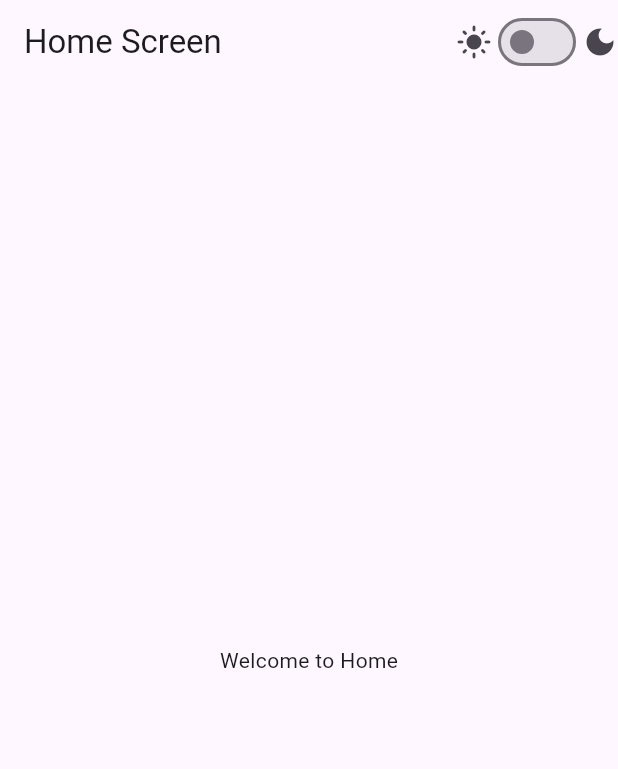
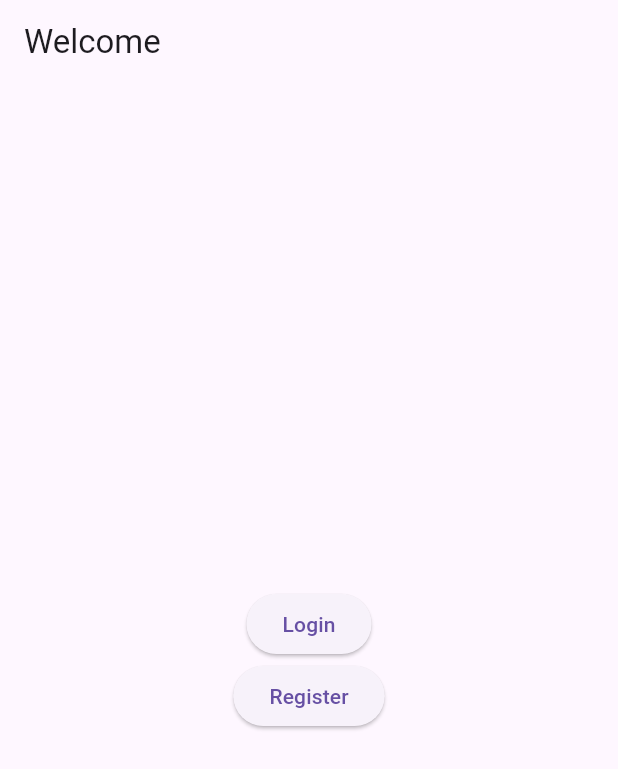
Before and after one commit to Trexxo-in/Trexxo-client, a Flutter app: the screen it shows after launch, on a phone screen of 412 x 824 dp. Shown: the top 769 px of the screen. Run offline on Flutter 3.47's test engine with Material 3 defaults, Android fonts, the phone set to English and light mode, and no system bars; our stand-ins replace firebase_auth, firebase_core, flutter_bloc, google_fonts, hydrated_bloc; accounts and stored records are empty.

Commit message:
login register working, user logged in persists

```diff
--- a/lib/blocs/auth/auth_bloc.dart
+++ b/lib/blocs/auth/auth_bloc.dart
@@ -0,0 +1,33 @@
+import 'package:flutter_bloc/flutter_bloc.dart';
+import 'package:trexxo_mobility/blocs/auth/auth_event.dart';
+import 'package:trexxo_mobility/blocs/auth/auth_state.dart';
+import 'package:trexxo_mobility/services/auth_service.dart';
+
+class AuthBloc extends Bloc<AuthEvent, AuthState> {
+  final AuthService authService;
+
+  AuthBloc({required this.authService}) : super(AuthInitial()) {
+    on<AppStarted>((event, emit) async {
+      final user = authService.currentUser();
+      if (user != null) {
+        emit(Authenticated(user.uid));
+      } else {
+        emit(Unauthenticated());
+      }
+    });
+
+    on<LoggedIn>((event, emit) {
+      final user = authService.currentUser();
+      if (user != null) {
+        emit(Authenticated(user.uid));
+      } else {
+        emit(Unauthenticated());
+      }
+    });
+
+    on<LoggedOut>((event, emit) async {
+      await authService.signOut();
+      emit(Unauthenticated());
+    });
+  }
+}
--- a/lib/blocs/auth/auth_event.dart
+++ b/lib/blocs/auth/auth_event.dart
@@ -0,0 +1,7 @@
+abstract class AuthEvent {}
+
+class AppStarted extends AuthEvent {}
+
+class LoggedIn extends AuthEvent {}
+
+class LoggedOut extends AuthEvent {}
--- a/lib/blocs/auth/auth_state.dart
+++ b/lib/blocs/auth/auth_state.dart
@@ -0,0 +1,11 @@
+abstract class AuthState {}
+
+class AuthInitial extends AuthState {}
+
+class Authenticated extends AuthState {
+  final String userId;
+
+  Authenticated(this.userId);
+}
+
+class Unauthenticated extends AuthState {}
--- a/lib/main.dart
+++ b/lib/main.dart
@@ -3,12 +3,18 @@ import 'package:flutter_bloc/flutter_bloc.dart';
 import 'package:firebase_core/firebase_core.dart';
 import 'package:hydrated_bloc/hydrated_bloc.dart';
 import 'package:path_provider/path_provider.dart';
+import 'package:trexxo_mobility/blocs/auth/auth_bloc.dart';
+import 'package:trexxo_mobility/blocs/auth/auth_event.dart';
+import 'package:trexxo_mobility/blocs/auth/auth_state.dart';
+import 'package:trexxo_mobility/screens/auth/auth_screen.dart';
+import 'package:trexxo_mobility/screens/home/home_screen.dart';
+import 'package:trexxo_mobility/services/auth_service.dart';
 
 import 'firebase_options.dart';
 import 'constants.dart';
 import 'cubits/theme_cubit.dart';
 
-void main() async {
+Future<void> main() async {
   WidgetsFlutterBinding.ensureInitialized();
   await Firebase.initializeApp(options: DefaultFirebaseOptions.currentPlatform);
 
@@ -20,7 +26,25 @@ void main() async {
 
   HydratedBloc.storage = storage;
 
-  runApp(const MyApp());
+  final authService = AuthService();
+
+  runApp(
+    RepositoryProvider<AuthService>(
+      create: (_) => authService,
+      child: MultiBlocProvider(
+        providers: [
+          BlocProvider(create: (_) => ThemeCubit()),
+          BlocProvider(
+            create:
+                (context) =>
+                    AuthBloc(authService: context.read<AuthService>())
+                      ..add(AppStarted()),
+          ),
+        ],
+        child: const MyApp(),
+      ),
+    ),
+  );
 }
 
 class MyApp extends StatelessWidget {
@@ -28,9 +52,7 @@ class MyApp extends StatelessWidget {
 
   @override
   Widget build(BuildContext context) {
-    return BlocProvider(
-      create: (_) => ThemeCubit(),
-      child: BlocBuilder<ThemeCubit, ThemeMode>(
+    return BlocBuilder<ThemeCubit, ThemeMode>(
       builder: (context, themeMode) {
         return MaterialApp(
           title: StringConstants.appFullName,
@@ -38,11 +60,21 @@ class MyApp extends StatelessWidget {
           darkTheme: ThemeData.dark(),
           themeMode: themeMode,
           debugShowCheckedModeBanner: false,
-            initialRoute: homeRoute,
+          home: BlocBuilder<AuthBloc, AuthState>(
+            builder: (context, state) {
+              if (state is Authenticated) {
+                return const HomeScreen();
+              } else if (state is Unauthenticated) {
+                return const AuthScreen();
+              }
+              return const Scaffold(
+                body: Center(child: CircularProgressIndicator()),
+              );
+            },
+          ),
           routes: routes,
         );
       },
-      ),
     );
   }
 }
--- /dev/null
+++ b/lib/screens/auth/auth_screen.dart
@@ -0,0 +1,37 @@
+import 'package:flutter/material.dart';
+import 'package:trexxo_mobility/screens/auth/login_screen.dart';
+import 'package:trexxo_mobility/screens/auth/register_screen.dart';
+
+class AuthScreen extends StatelessWidget {
+  const AuthScreen({Key? key}) : super(key: key);
+
+  @override
+  Widget build(BuildContext context) {
+    return Scaffold(
+      appBar: AppBar(title: const Text('Welcome')),
+      body: Center(
+        child: Column(
+          mainAxisSize: MainAxisSize.min,
+          children: [
+            ElevatedButton(
+              child: const Text('Login'),
+              onPressed:
+                  () => Navigator.push(
+                    context,
+                    MaterialPageRoute(builder: (_) => const LoginScreen()),
+                  ),
+            ),
+            ElevatedButton(
+              child: const Text('Register'),
+              onPressed:
+                  () => Navigator.push(
+                    context,
+                    MaterialPageRoute(builder: (_) => const RegisterScreen()),
+                  ),
+            ),
+          ],
+        ),
+      ),
+    );
+  }
+}
--- a/pubspec.yaml
+++ b/pubspec.yaml
@@ -22,6 +22,7 @@ dependencies:
   flutter_bloc: ^9.1.1
   hydrated_bloc: ^10.0.0
   path_provider: ^2.1.5
+  firebase_auth: ^5.5.4
 
 dev_dependencies:
   flutter_test:
```
Also changed, not shown: lib/screens/auth/login_screen.dart (added, +92 -0 lines), lib/screens/auth/register_screen.dart (added, +92 -0 lines), lib/screens/home/home_screen.dart (+9 -0 lines), lib/screens/profile/profile_screen.dart (added, +24 -0 lines), lib/services/auth_service.dart (added, +33 -0 lines), pubspec.lock, 6 other files. Lines whose indentation alone changed are shown as unchanged.
